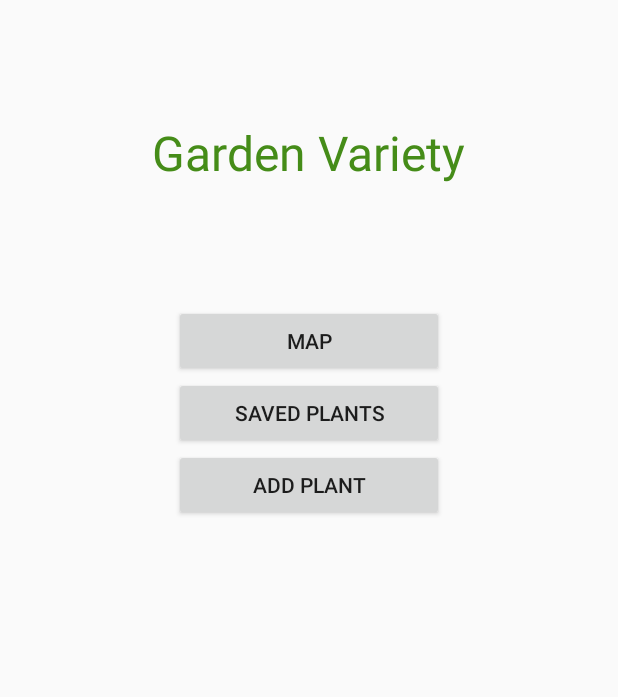
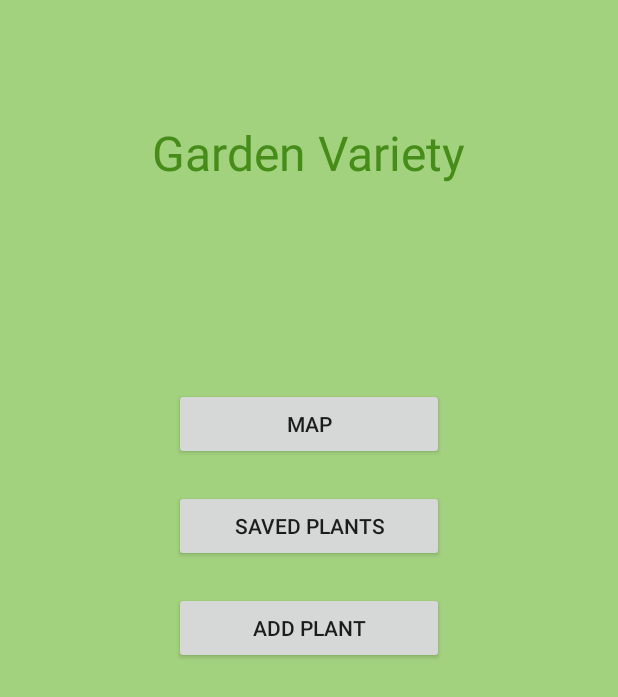
Before and after one commit to adamstapelmann/GardenVariety, an Android app: the screen it shows after launch (MainActivity), on a phone screen of 412 x 824 dp. Shown: the top 697 px of the screen. Run offline under Robolectric (Android 15) with nearby library versions, the phone set to English and light mode, and no system bars; libraries missing offline, so code that uses them is left out: io.realm; 3 statements that could not run were skipped.

Commit message:
small ui changes

```diff
--- a/app/src/main/java/com/adamstapelmann/gardenvariety/ViewPlantsListActivity.java
+++ b/app/src/main/java/com/adamstapelmann/gardenvariety/ViewPlantsListActivity.java
@@ -86,10 +86,6 @@ public class ViewPlantsListActivity extends AppCompatActivity {
                 String delPlaceId  = data.getStringExtra(
                         AddPlantActivity.KEY_ADD_PLANT);
 
-//                if (plantListAdapter.getPlaceByKey(delPlaceId).hasPlacePicture()){
-//
-//                    removePlacePictureFromFirebase(delPlaceId);
-//                }
                 plantListAdapter.removePlantByKey(delPlaceId);
                 break;
         }
--- a/app/src/main/res/layout/activity_main.xml
+++ b/app/src/main/res/layout/activity_main.xml
@@ -4,6 +4,7 @@
     xmlns:tools="http://schemas.android.com/tools"
     android:layout_width="match_parent"
     android:layout_height="match_parent"
+    android:background="#a3d27f"
     tools:context="com.adamstapelmann.gardenvariety.MainActivity">
 
     <TextView
@@ -19,9 +20,15 @@
 
     <LinearLayout
         android:orientation="vertical"
+        android:layout_marginTop="55dp"
         android:layout_centerHorizontal="true"
         android:layout_below="@id/tvMainTitle"
         android:layout_width="180dp"
+        android:layout_height="wrap_content">
+
+        <LinearLayout
+            android:paddingBottom="20dp"
+            android:layout_width="match_parent"
             android:layout_height="wrap_content">
 
             <Button
@@ -30,11 +37,26 @@
                 android:layout_width="match_parent"
                 android:layout_height="wrap_content" />
 
+        </LinearLayout>
+
+
+        <LinearLayout
+            android:paddingBottom="20dp"
+            android:layout_width="match_parent"
+            android:layout_height="wrap_content">
+
+
             <Button
                 android:id="@+id/btnViewPlants"
                 android:text="Saved Plants"
                 android:layout_width="match_parent"
                 android:layout_height="wrap_content" />
+
+        </LinearLayout>
+
+        <LinearLayout
+            android:layout_width="match_parent"
+            android:layout_height="wrap_content">
 
             <Button
                 android:id="@+id/btnAddPlant"
@@ -46,4 +68,8 @@
         </LinearLayout>
 
 
+
+    </LinearLayout>
+
+
 </RelativeLayout>
```
Also changed, not shown: app/src/main/java/com/adamstapelmann/gardenvariety/AddPlantActivity.java (+12 -1 lines), app/src/main/java/com/adamstapelmann/gardenvariety/MapAddPlantActivity.java (+31 -0 lines). Lines whose indentation alone changed are shown as unchanged.
